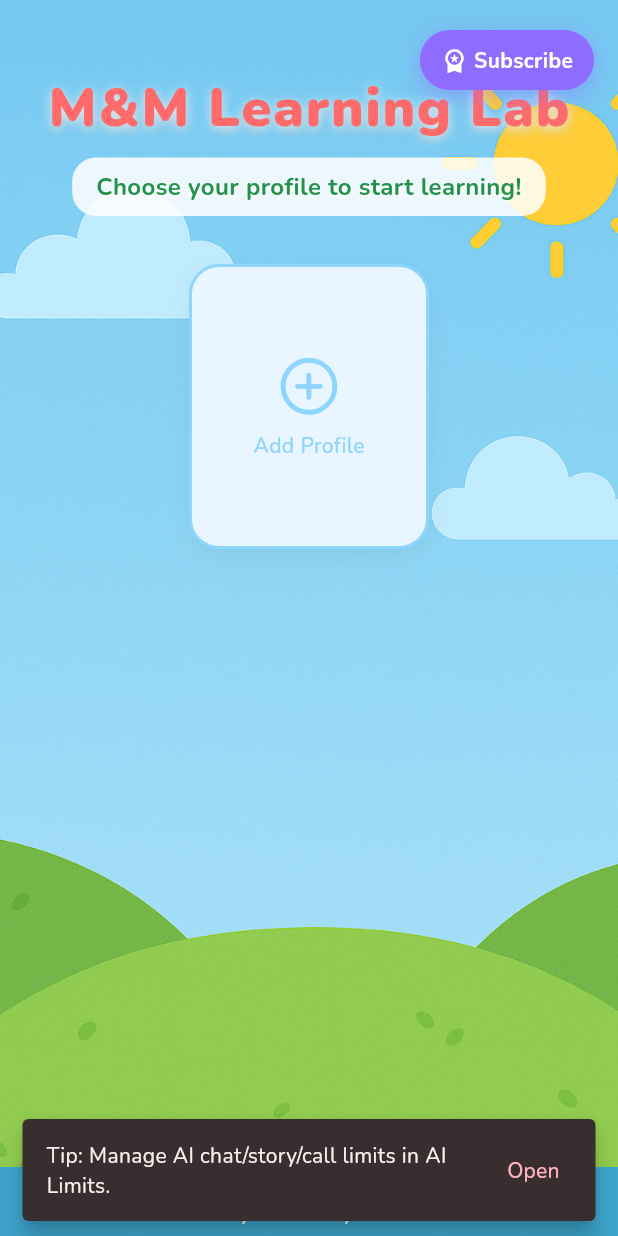
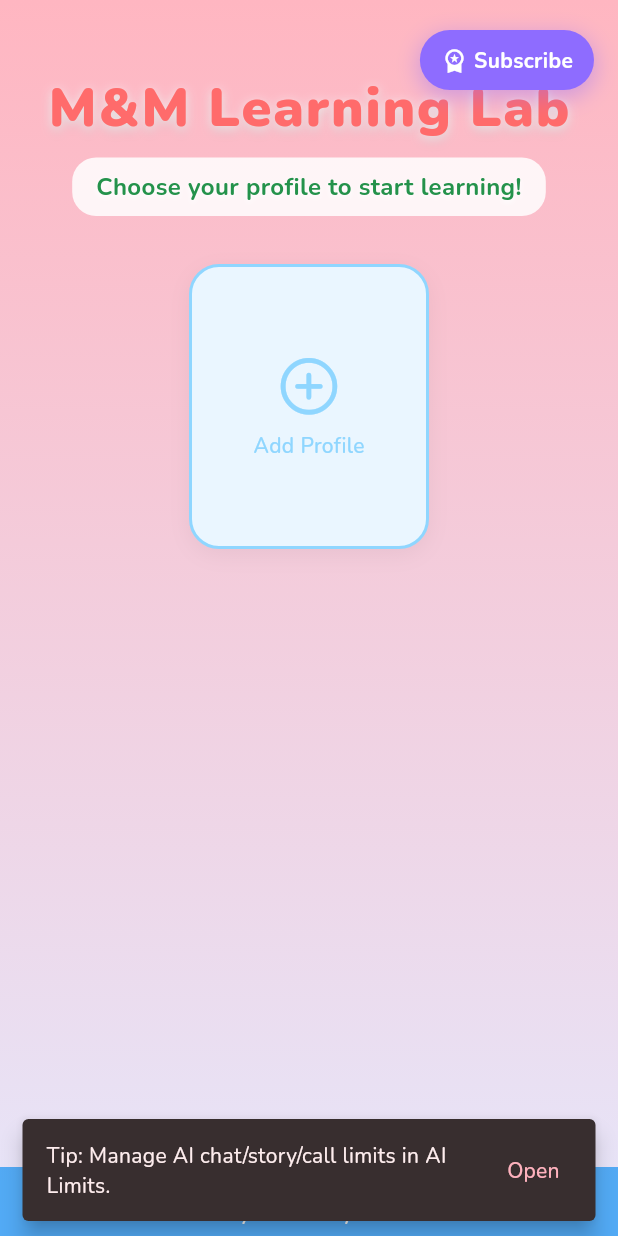
Before and after one commit to hao6yu/mm-learning-lab, a Flutter app: the screen it shows after launch, on a phone screen of 412 x 824 dp. Run offline on Flutter 3.47's test engine with Material 3 defaults, Android fonts, the phone set to English and light mode, and no system bars; our stand-ins replace audioplayers, flutter_dotenv, flutter_tts, google_fonts, image_cropper, image_picker and 7 more; missing offline and left inert: audio_session, chess, elevenlabs_agents, flutter_sound; accounts and stored records are empty.

Commit message:
feat: Theme home screen background with gradient

```diff
--- a/lib/screens/profile_selection_screen.dart
+++ b/lib/screens/profile_selection_screen.dart
@@ -461,13 +461,20 @@ class _ProfileSelectionScreenState extends State<ProfileSelectionScreen> {
   }
 
   Widget _buildMainContent() {
+    final themeConfig = context.watch<ThemeService>().config;
+
     return Stack(
       children: [
-        // Background image
+        // Background gradient
         Positioned.fill(
-          child: Image(
-            image: _homeBackgroundImage,
-            fit: BoxFit.cover,
+          child: Container(
+            decoration: BoxDecoration(
+              gradient: LinearGradient(
+                begin: Alignment.topCenter,
+                end: Alignment.bottomCenter,
+                colors: themeConfig.screenGradient,
+              ),
+            ),
           ),
         ),
 
```
